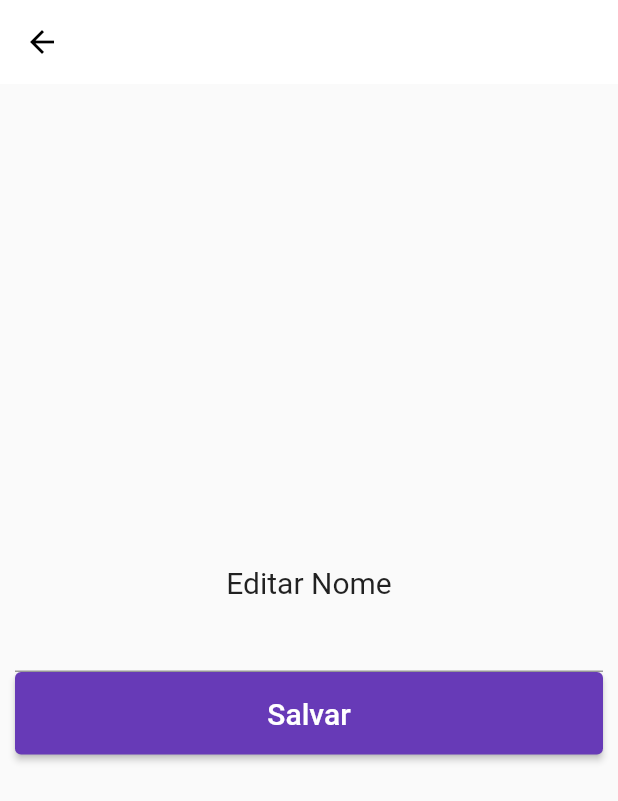
After one commit to felipeoliveira92/RosaAzul, a Flutter app: the ProfilePage screen opened directly, after a tap on "Nome", on a phone screen of 412 x 824 dp. The commit adds this screen. Shown: the top 801 px of the screen. Run offline on Flutter 3.47's test engine with Material 2 defaults, Android fonts, the phone set to English and light mode, and no system bars; our stand-ins replace dio; missing offline and left inert: d_chart, date_ranger; network calls fail.

Commit message:
Criado a tela de Perfil e uma tela generica para alterar campos que seram recebidos via parametro e melhorias no codigo

```diff
--- a/lib/models/user.dart
+++ b/lib/models/user.dart
@@ -1,5 +1,5 @@
 class User {
-  int? id;
+  String? id;
   String? name;
   String? username;
   String? email;
--- /dev/null
+++ b/lib/pages/Generic/alterfields.page.dart
@@ -0,0 +1,53 @@
+import 'package:flutter/material.dart';
+
+class AlterFields extends StatefulWidget {
+  var labelfield;
+  var valueField;
+
+  AlterFields({Key? key, this.labelfield, this.valueField}) : super(key: key);
+
+  @override
+  State<AlterFields> createState() => _AlterFieldsState();
+}
+
+class _AlterFieldsState extends State<AlterFields> {
+  @override
+  Widget build(BuildContext context) {
+    return Scaffold(
+      appBar: AppBar(
+        elevation: 0,
+        backgroundColor: Colors.white,
+        foregroundColor: Colors.black,
+      ),
+      body: Padding(
+        padding: const EdgeInsets.all(10),
+        child: Center(
+          child: Column(
+            crossAxisAlignment: CrossAxisAlignment.stretch,
+            mainAxisAlignment: MainAxisAlignment.center,
+            children: <Widget>[
+              Center(
+                  child: Text(
+                "Editar ${widget.labelfield != null ? widget.labelfield : ''}",
+                style: TextStyle(fontSize: 20),
+              )),
+              TextFormField(
+                initialValue: widget.valueField != null ? widget.valueField : '',
+                keyboardType: TextInputType.text,
+                style: const TextStyle(color: Colors.black, fontSize: 20),
+                decoration: const InputDecoration(
+                    labelStyle: TextStyle(color: Colors.black)),
+              ),
+              ElevatedButton(
+                  onPressed: () {},
+                  child: const Padding(
+                    padding: EdgeInsets.all(16.0),
+                    child: Text('Salvar', style: TextStyle(fontSize: 20)),
+                  )),
+            ],
+          ),
+        ),
+      ),
+    );
+  }
+}
--- /dev/null
+++ b/lib/pages/profile.page.dart
@@ -0,0 +1,101 @@
+import 'package:appsalao/models/user.dart';
+import 'package:appsalao/pages/Generic/alterfields.page.dart';
+import 'package:appsalao/pages/login.page.dart';
+import 'package:appsalao/repositories/user.repository.dart';
+import 'package:flutter/material.dart';
+
+class ProfilePage extends StatefulWidget {
+  const ProfilePage({Key? key}) : super(key: key);
+
+  @override
+  State<ProfilePage> createState() => _ProfilePageState();
+}
+
+class _ProfilePageState extends State<ProfilePage> {
+  final _userRepository = UserRepository();
+  var user = User();
+
+  void InicializeFields(){
+    _userRepository.GetUserById(1).then((response) => {
+      setState(() {
+        user = response;
+      })
+    });
+  }
+
+  _ProfilePageState() {
+    InicializeFields();
+
+  }
+
+  @override
+  Widget build(BuildContext context) {
+    return Scaffold(
+      appBar: AppBar(
+        title: const Text("Perfil"),
+      ),
+      body: SingleChildScrollView(
+        physics: const ScrollPhysics(),
+        child: Column(children: <Widget>[
+          const SizedBox(
+            height: 100,
+            child: DrawerHeader(
+              child: ListTile(
+                leading: Icon(Icons.account_box),
+                title: Text("Felipe Rabelo", style: TextStyle(fontSize: 20)),
+              ),
+            ),
+          ),
+          ListTile(
+            leading: const Icon(Icons.abc),
+            title: const Text("Nome"),
+            subtitle: Text("${user.name}"),
+            trailing: const Icon(Icons.edit),
+            onTap: () {
+              Navigator.of(context)
+                .push(MaterialPageRoute(builder: (context) => AlterFields(labelfield: "Nome",valueField: user.name,)));
+            },
+          ),
+          ListTile(
+            leading: const Icon(Icons.account_balance_rounded),
+            title: const Text("username"),
+            subtitle: Text("${user.username}"),
+            trailing: const Icon(Icons.edit),
+            onTap: () {
+              Navigator.of(context)
+                .push(MaterialPageRoute(builder: (context) => AlterFields(labelfield: "username",valueField: user.username,)));
+            },
+          ),
+          ListTile(
+            leading: const Icon(Icons.email),
+            title: const Text("email"),
+            subtitle: Text("${user.email}"),
+            trailing: const Icon(Icons.edit),
+            onTap: () {
+              Navigator.of(context)
+                .push(MaterialPageRoute(builder: (context) => AlterFields(labelfield: "email",valueField: user.email,)));
+            },
+          ),
+          ListTile(
+            leading: const Icon(Icons.password),
+            title: const Text("password"),
+            subtitle: Text("${user.password}"),
+            trailing: const Icon(Icons.edit),
+            onTap: () {
+              Navigator.of(context)
+                .push(MaterialPageRoute(builder: (context) => AlterFields(labelfield: "Password",valueField: user.password,)));
+            },
+          ),
+          ListTile(
+            leading: const Icon(Icons.exit_to_app),
+            title: const Text("Sign-out"),
+            onTap: () {
+              Navigator.of(context)
+                  .push(MaterialPageRoute(builder: (context) => LoginPage()));
+            },
+          ),
+        ]),
+      ),
+    );
+  }
+}
--- a/lib/repositories/user.repository.dart
+++ b/lib/repositories/user.repository.dart
@@ -16,7 +16,7 @@ class UserRepository {
   Future<User> GetUserById(int id) async {
     url += '/$id';
     final response = await _dio.get(url);
-    final user = response.data as User;
+    final user = User.fromJson(response.data);
 
     return user;
   }
--- a/pubspec.yaml
+++ b/pubspec.yaml
@@ -30,7 +30,7 @@ dependencies:
   http: ^0.13.4
   flutter:
     sdk: flutter
-
+  d_chart: ^0.0.4
 
 
   # The following adds the Cupertino Icons font to your application.
@@ -38,10 +38,11 @@ dependencies:
   cupertino_icons: ^1.0.2
   dio: ^4.0.6
 
+
 dev_dependencies:
   flutter_test:
     sdk: flutter
-
+  date_ranger:
   # The "flutter_lints" package below contains a set of recommended lints to
   # encourage good coding practices. The lint set provided by the package is
   # activated in the `analysis_options.yaml` file located at the root of your
```
Also changed, not shown: lib/pages/HomePage.dart (+67 -8 lines), lib/pages/addworkpage.dart (+27 -11 lines), lib/pages/alterworkpage.dart (+3 -4 lines), lib/pages/calendarpage.dart (+14 -12 lines), lib/pages/historic.page.dart (+46 -7 lines), lib/repositories/worktask.repository.dart (+20 -0 lines), pubspec.lock.
